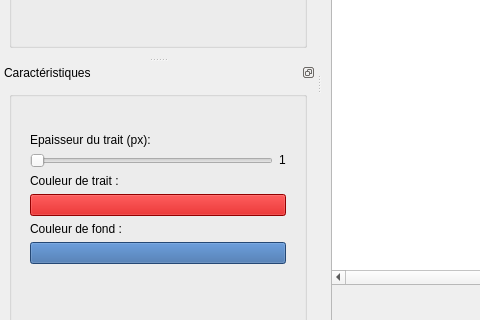
Before: the Qt Designer form mainwindow.ui in BARRY-JN/M1---vectorial-draw-application, drawn with Qt 5; both pictures show x 0 to 480 and y 353 to 673 of the 1190 by 865 pixel window.
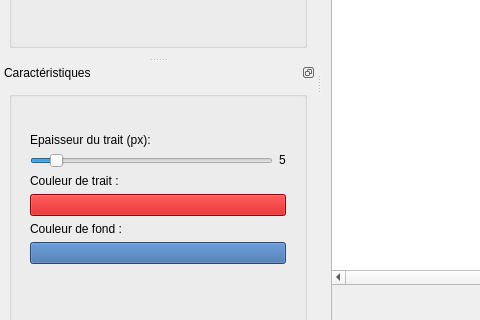
After: the same form once the commit is applied. The open tabs and pages were chosen to show the change. Icons and pictures are not drawn. Custom widgets are drawn as their Qt base class.

Diff of the .ui file:
```diff
--- a/mainwindow.ui
+++ b/mainwindow.ui
@@ -726,6 +726,9 @@
                   <property name="maximum">
                    <number>50</number>
                   </property>
+                  <property name="value">
+                   <number>5</number>
+                  </property>
                   <property name="orientation">
                    <enum>Qt::Horizontal</enum>
                   </property>
@@ -740,7 +743,7 @@
                    </sizepolicy>
                   </property>
                   <property name="text">
-                   <string>1</string>
+                   <string>5</string>
                   </property>
                  </widget>
                 </item>
```
Left out of the diff: 7 changed lines with no effect on the pictures.
